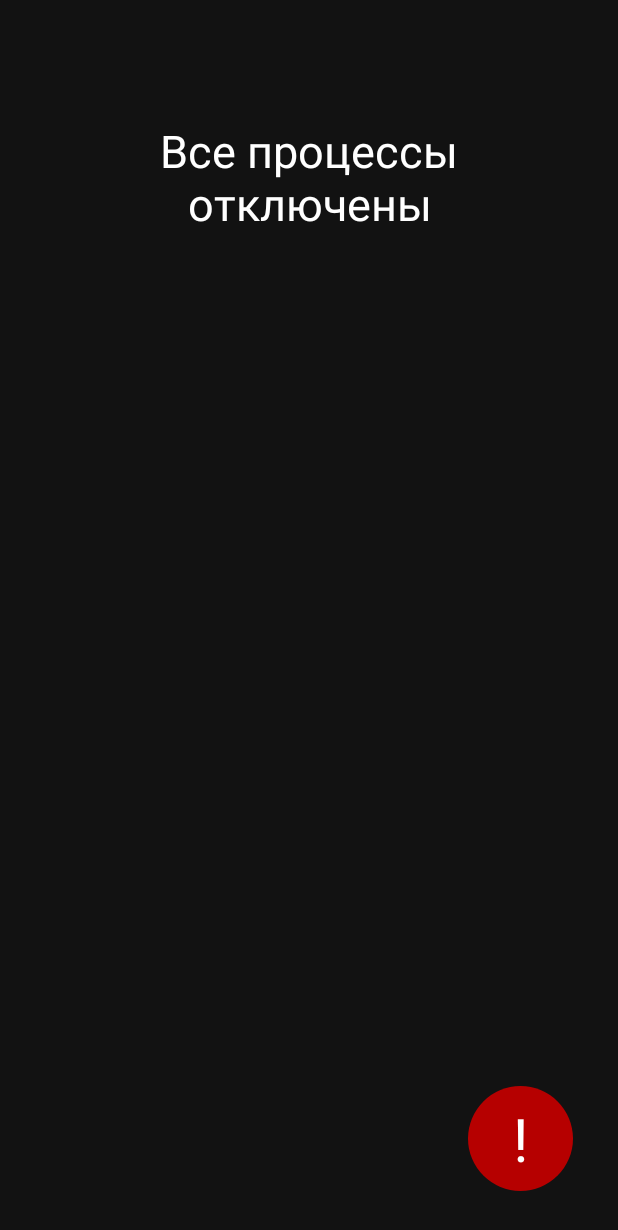
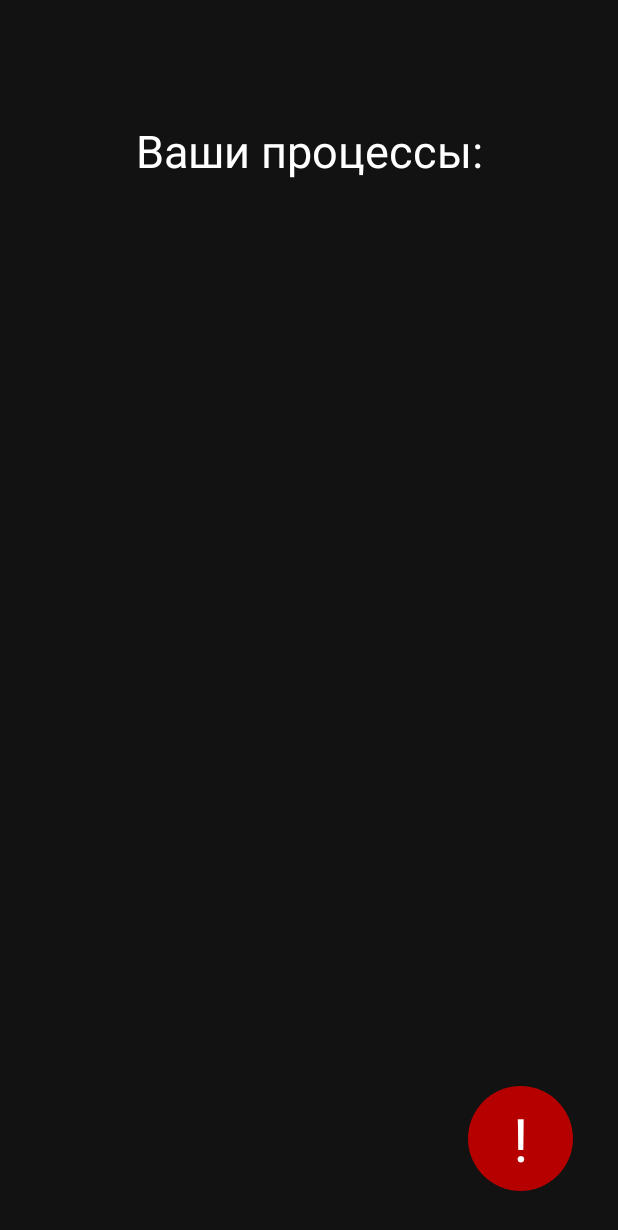
Before and after one commit to IvanMurzin/AntiLeaker, an Android app: the layout activity_main.xml on its own in the app's theme, with its tools: preview values and no code run, on a phone screen of 412 x 824 dp. Shown: the top 1230 px of the screen. Run offline under Robolectric (Android 15) with nearby library versions, the phone set to English and light mode, and no system bars.

Commit message:
small init  fixes

```diff
--- a/app/src/main/java/ru/ivanmurzin/antileaker/alarm/MyAlarmManager.kt
+++ b/app/src/main/java/ru/ivanmurzin/antileaker/alarm/MyAlarmManager.kt
@@ -40,7 +40,7 @@ class MyAlarmManager(private val context: Context) {
         )
         val intent = Intent(context, AlarmService::class.java)
         intent.putExtra("id", alarm.id)
-        intent.putExtra("clean", true)
+        intent.putExtra("clean", false)
         context.startForegroundService(intent)
     }
 
--- a/app/src/main/java/ru/ivanmurzin/antileaker/utils/Storage.kt
+++ b/app/src/main/java/ru/ivanmurzin/antileaker/utils/Storage.kt
@@ -7,8 +7,9 @@ import ru.ivanmurzin.antileaker.alarm.Alarm
 class Storage(context: Context) {
     private val storage = context.getSharedPreferences("storage", MODE_PRIVATE)
 
+    fun isEmpty() = getIds().isEmpty()
 
-    fun getIds() =
+    private fun getIds() =
         storage.getString("ids", "")!!.split("#").run { subList(0, lastIndex) }.sorted()
 
     fun getAlarms() = getIds().map { getAlarm(it) }
--- a/app/src/main/res/layout/activity_main.xml
+++ b/app/src/main/res/layout/activity_main.xml
@@ -20,7 +20,7 @@
             android:padding="30dp"
             android:textColor="@color/white"
             android:textSize="30sp"
-            android:text="Все процессы отключены" />
+            android:text="Ваши процессы:" />
 
         <TextView
             android:id="@+id/button_add"
```
Also changed, not shown: app/src/main/java/ru/ivanmurzin/antileaker/MainActivity.kt (+7 -0 lines), app/src/main/java/ru/ivanmurzin/antileaker/alarm/RestartReceiver.kt (+3 -5 lines).
